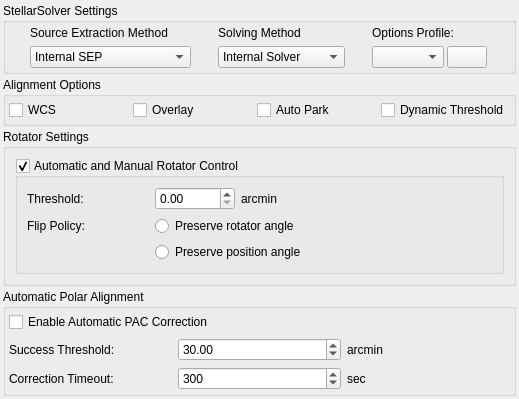
The window that kstars/ekos/align/opsalign.ui (C-EO/kstars) describes before a commit, drawn with Qt 5.
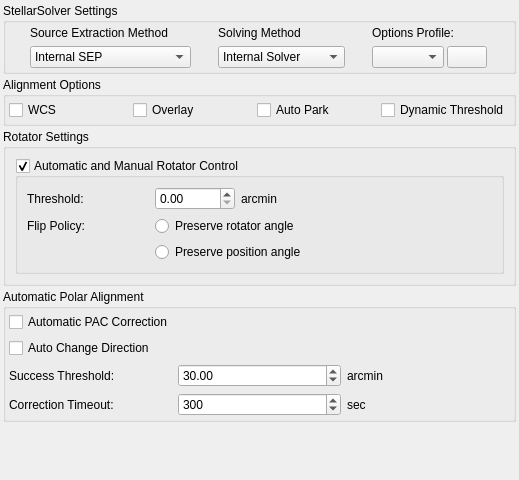
The same window after the commit.

Commit message: Add option to automatically switch direction when applying polar alignment corrector commands.

Patch:
```diff
--- a/kstars/ekos/align/opsalign.ui
+++ b/kstars/ekos/align/opsalign.ui
@@ -7,7 +7,7 @@
     <x>0</x>
     <y>0</y>
     <width>519</width>
-    <height>333</height>
+    <height>480</height>
    </rect>
   </property>
   <layout class="QVBoxLayout" name="verticalLayout">
@@ -397,11 +397,21 @@
          <string>&lt;html&gt;&lt;head/&gt;&lt;body&gt;&lt;p&gt;When enabled and a PAC (Polar Alignment Corrector) device is connected, the system will automatically send correction commands to the PAC during the refresh phase instead of requiring manual knob adjustments.&lt;/p&gt;&lt;/body&gt;&lt;/html&gt;</string>
         </property>
         <property name="text">
-         <string>Enable Automatic PAC Correction</string>
+         <string>Automatic PAC Correction</string>
         </property>
        </widget>
       </item>
-      <item row="1" column="0">
+      <item row="1" column="0" colspan="3">
+       <widget class="QCheckBox" name="kcfg_PAHAutoChangeDirection">
+        <property name="toolTip">
+         <string>&lt;html&gt;&lt;head/&gt;&lt;body&gt;&lt;p&gt;When enabled, if the polar alignment error in an axis &lt;b&gt;increases&lt;/b&gt; after the first PAC correction, the system will automatically reverse the correction direction for that axis on the next attempt.&lt;/p&gt;&lt;/body&gt;&lt;/html&gt;</string>
+        </property>
+        <property name="text">
+         <string>Auto Change Direction</string>
+        </property>
+       </widget>
+      </item>
+      <item row="2" column="0">
        <widget class="QLabel" name="labelSuccessThreshold">
         <property name="toolTip">
          <string>If the total polar alignment error drops to or below this threshold, the alignment is considered successful and the process stops.</string>
@@ -411,7 +421,7 @@
         </property>
        </widget>
       </item>
-      <item row="1" column="1">
+      <item row="2" column="1">
        <widget class="QDoubleSpinBox" name="kcfg_PAHSuccessThreshold">
         <property name="toolTip">
          <string>Polar alignment success threshold in arcminutes. If the total error is at or below this value, alignment is considered successful.</string>
@@ -430,14 +440,14 @@
         </property>
        </widget>
       </item>
-      <item row="1" column="2">
+      <item row="2" column="2">
        <widget class="QLabel" name="labelSuccessThresholdUnit">
         <property name="text">
          <string>arcmin</string>
         </property>
        </widget>
       </item>
-      <item row="2" column="0">
+      <item row="3" column="0">
        <widget class="QLabel" name="labelCorrectionTimeout">
         <property name="toolTip">
          <string>If the system cannot reach the desired threshold within this period, it aborts the automatic correction.</string>
@@ -447,7 +457,7 @@
         </property>
        </widget>
       </item>
-      <item row="2" column="1">
+      <item row="3" column="1">
        <widget class="QSpinBox" name="kcfg_PAHCorrectionTimeout">
         <property name="toolTip">
          <string>Timeout in seconds for automatic polar alignment correction.</string>
@@ -466,7 +476,7 @@
         </property>
        </widget>
       </item>
-      <item row="2" column="2">
+      <item row="3" column="2">
        <widget class="QLabel" name="labelCorrectionTimeoutUnit">
         <property name="text">
          <string>sec</string>
```
The commit also changes 3 other files.
